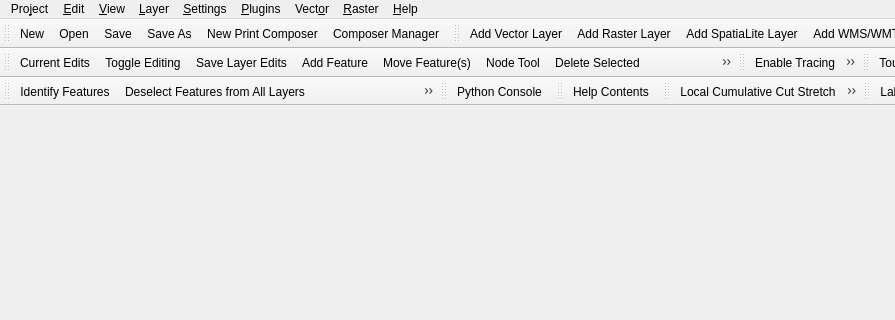
This is src/ui/qgisapp.ui in carsmie/QGIS as Qt 5 draws it before an edit; both pictures show x 0 to 895 and y 0 to 320 of the 1018 by 506 pixel window. The edited form follows.
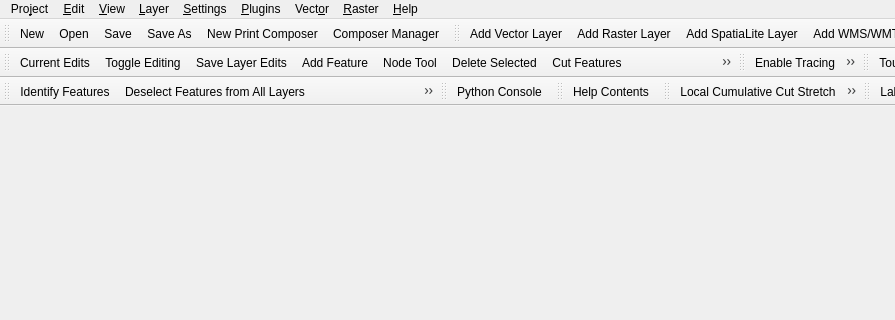
This is the edited form. Icons and pictures are not drawn.

Commit message: [FEATURE] add functionnality to copy/move feature to move feature map tool

The edit to the form file:
```diff
--- a/src/ui/qgisapp.ui
+++ b/src/ui/qgisapp.ui
@@ -369,7 +369,6 @@
    <addaction name="mActionToggleEditing"/>
    <addaction name="mActionSaveLayerEdits"/>
    <addaction name="mActionAddFeature"/>
-   <addaction name="mActionMoveFeature"/>
    <addaction name="mActionNodeTool"/>
    <addaction name="mActionDeleteSelected"/>
    <addaction name="mActionCutFeatures"/>
```
Left out of the diff: 17 changed lines with no effect on the pictures. The commit also changes 25 other files.
